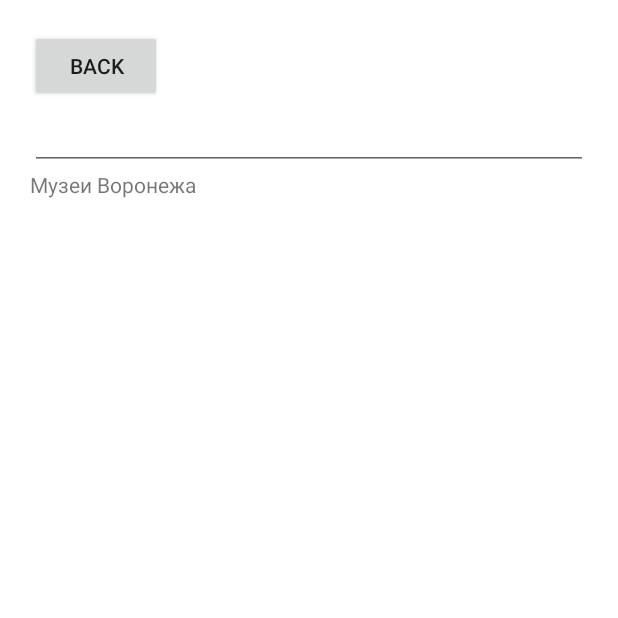
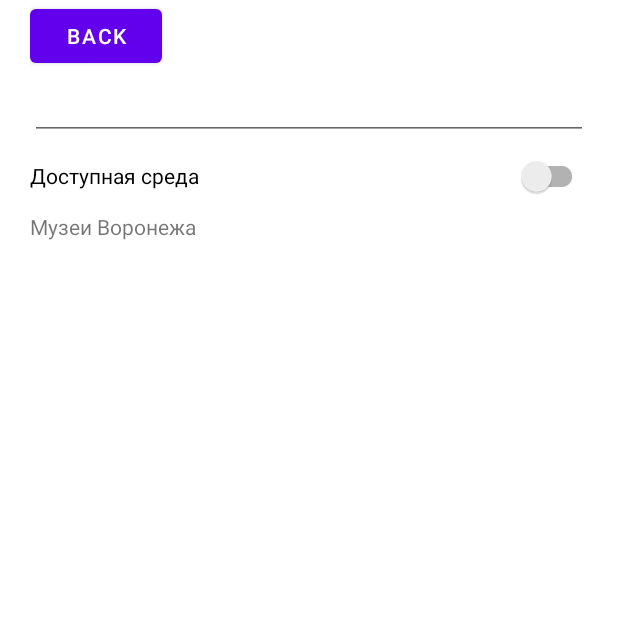
Before and after one commit to nataliaDerevenetz/places, an Android app: the screen it shows after launch (MainActivity), after a tap on "Музеи Воронежа", on a phone screen of 412 x 824 dp, the top half of it. Run offline under Robolectric (Android 15) with nearby library versions, the phone set to English and light mode, and no system bars; libraries missing offline, so code that uses them is left out: com.yandex.mapkit, com.yandex.runtime; 7 statements that could not run were skipped.

Commit message:
added switchcompat

```diff
--- a/app/build.gradle
+++ b/app/build.gradle
@@ -33,8 +33,8 @@ dependencies {
     implementation 'com.yandex.android:maps.mobile:4.2.2-full'
     implementation "androidx.fragment:fragment:1.3.6"
     implementation 'com.google.android.material:material:1.8.0'
+    implementation 'androidx.appcompat:appcompat:1.6.0'
 
-    implementation 'androidx.appcompat:appcompat:1.4.1'
     implementation 'com.google.android.material:material:1.5.0'
     implementation 'androidx.constraintlayout:constraintlayout:2.1.3'
     testImplementation 'junit:junit:4.13.2'
--- a/app/src/main/java/com/example/voronezh/ListFragment.java
+++ b/app/src/main/java/com/example/voronezh/ListFragment.java
@@ -27,6 +27,8 @@ import android.widget.TextView;
 import android.database.Cursor;
 import android.database.sqlite.SQLiteDatabase;
 
+import androidx.appcompat.widget.SwitchCompat;
+
 import java.io.IOException;
 import java.io.InputStream;
 import java.util.List;
@@ -45,6 +47,7 @@ public class ListFragment extends Fragment {
     TextView text;
     ListView objectsList;
     EditText userFilter;
+    SwitchCompat switchAccessibility;
     Button buttonBack;
     ArrayAdapter<Object> arrayAdapter;
 
@@ -205,6 +208,8 @@ public class ListFragment extends Fragment {
         text = (TextView) view.findViewById(R.id.textFragment);
         objectsList = (ListView) view.findViewById(R.id.objectsList);
         userFilter = (EditText)view.findViewById(R.id.objectFilter);
+        switchAccessibility = (SwitchCompat)view.findViewById(R.id.switchAccessibility);
+        switchAccessibility.setText("Доступная среда");
         // установка слушателя изменения текста
         userFilter.addTextChangedListener(new TextWatcher() {
             public void afterTextChanged(Editable s) { }
--- a/app/src/main/java/com/example/voronezh/MainActivity.java
+++ b/app/src/main/java/com/example/voronezh/MainActivity.java
@@ -12,9 +12,11 @@ import android.app.Fragment;
 import android.app.FragmentManager;
 import android.app.FragmentTransaction;
 
+import androidx.appcompat.app.AppCompatActivity;
+
 import java.util.List;
 
-public class MainActivity extends Activity implements GridFragment.OnFragmentSendDataGridListener, ListFragment.OnFragmentSendDataListListener, ObjectFragment.OnFragmentSendDataObjectListener {
+public class MainActivity extends AppCompatActivity implements GridFragment.OnFragmentSendDataGridListener, ListFragment.OnFragmentSendDataListListener, ObjectFragment.OnFragmentSendDataObjectListener {
 
     FragmentManager myFragmentManager;
     GridFragment myGridFragment;
@@ -30,6 +32,8 @@ public class MainActivity extends Activity implements GridFragment.OnFragmentSen
     @Override
     protected void onCreate(Bundle savedInstanceState) {
         super.onCreate(savedInstanceState);
+        //скрывает название программы
+        getSupportActionBar().hide();
         setContentView(R.layout.activity_main);
 
         myFragmentManager = getFragmentManager();
--- a/app/src/main/res/layout/fragment_grid.xml
+++ b/app/src/main/res/layout/fragment_grid.xml
@@ -9,7 +9,8 @@
     <LinearLayout
         android:layout_width="match_parent"
         android:layout_height="match_parent"
-        android:layout_margin="20dp"
+        android:layout_marginLeft="20dp"
+        android:layout_marginRight="20dp"
         android:orientation="vertical"
         android:weightSum="7">
 
--- a/app/src/main/res/layout/fragment_list.xml
+++ b/app/src/main/res/layout/fragment_list.xml
@@ -10,7 +10,8 @@
     <LinearLayout
         android:layout_width="match_parent"
         android:layout_height="match_parent"
-        android:layout_margin="20dp"
+        android:layout_marginLeft="20dp"
+        android:layout_marginRight="20dp"
         android:orientation="vertical">
         <Button
             android:id="@+id/buttonBack"
@@ -22,6 +23,13 @@
             android:layout_height="wrap_content"
             android:maxLines="1"
             android:inputType="text" />
+        <androidx.appcompat.widget.SwitchCompat
+            android:id="@+id/switchAccessibility"
+            android:layout_width="match_parent"
+            android:layout_height="wrap_content"
+            android:checked="false"
+            android:textOff="OFF"
+            android:textOn="ON"/>
         <TextView
             android:id="@+id/textFragment"
             android:layout_width="wrap_content"
```
